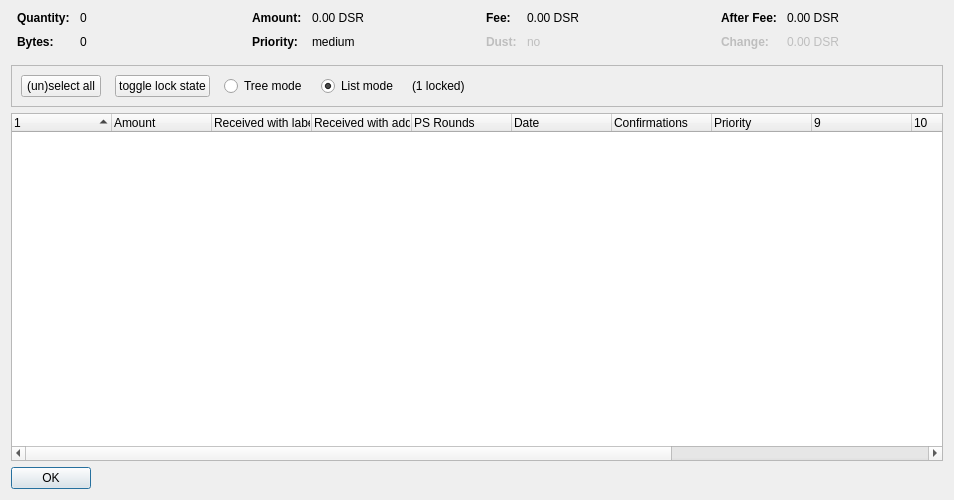
Above: src/qt/forms/coincontroldialog.ui from lazyboozer/Desire before the change. Below: the same form after it.
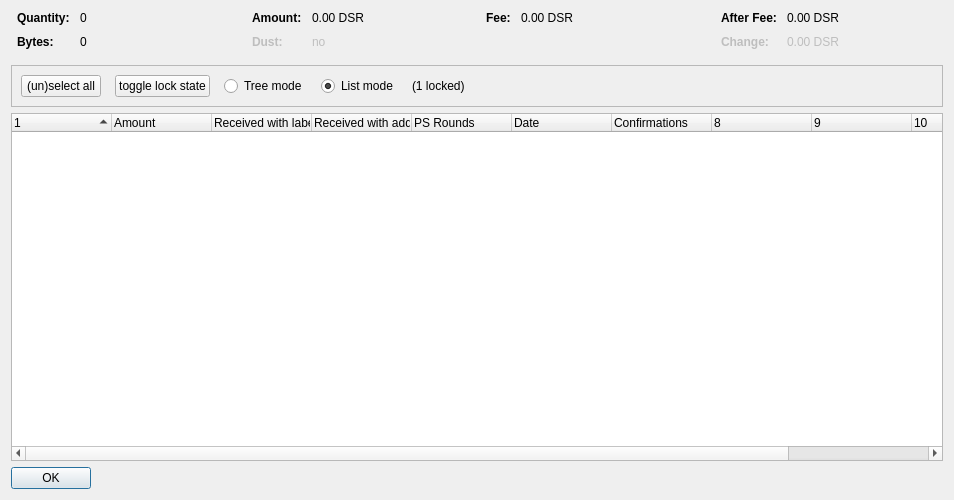
That is the form after the change. Custom widgets are drawn as their Qt base class.

```diff
--- a/src/qt/forms/coincontroldialog.ui
+++ b/src/qt/forms/coincontroldialog.ui
@@ -140,7 +140,10 @@
         </widget>
        </item>
        <item row="1" column="0">
-        <widget class="QLabel" name="labelCoinControlPriorityText">
+        <widget class="QLabel" name="labelCoinControlLowOutputText">
+         <property name="enabled">
+          <bool>false</bool>
+         </property>
          <property name="font">
           <font>
            <weight>75</weight>
@@ -148,12 +151,15 @@
           </font>
          </property>
          <property name="text">
-          <string>Priority:</string>
+          <string>Dust:</string>
          </property>
         </widget>
        </item>
        <item row="1" column="1">
-        <widget class="QLabel" name="labelCoinControlPriority">
+        <widget class="QLabel" name="labelCoinControlLowOutput">
+         <property name="enabled">
+          <bool>false</bool>
+         </property>
          <property name="cursor">
           <cursorShape>IBeamCursor</cursorShape>
          </property>
@@ -161,7 +167,7 @@
           <enum>Qt::ActionsContextMenu</enum>
          </property>
          <property name="text">
-          <string>medium</string>
+          <string notr="true">no</string>
          </property>
          <property name="textInteractionFlags">
           <set>Qt::LinksAccessibleByMouse|Qt::TextSelectableByKeyboard|Qt::TextSelectableByMouse</set>
@@ -213,41 +219,6 @@
          </property>
         </widget>
        </item>
-       <item row="1" column="0">
-        <widget class="QLabel" name="labelCoinControlLowOutputText">
-         <property name="enabled">
-          <bool>false</bool>
-         </property>
-         <property name="font">
-          <font>
-           <weight>75</weight>
-           <bold>true</bold>
-          </font>
-         </property>
-         <property name="text">
-          <string>Dust:</string>
-         </property>
-        </widget>
-       </item>
-       <item row="1" column="1">
-        <widget class="QLabel" name="labelCoinControlLowOutput">
-         <property name="enabled">
-          <bool>false</bool>
-         </property>
-         <property name="cursor">
-          <cursorShape>IBeamCursor</cursorShape>
-         </property>
-         <property name="contextMenuPolicy">
-          <enum>Qt::ActionsContextMenu</enum>
-         </property>
-         <property name="text">
-          <string>no</string>
-         </property>
-         <property name="textInteractionFlags">
-          <set>Qt::LinksAccessibleByMouse|Qt::TextSelectableByKeyboard|Qt::TextSelectableByMouse</set>
-         </property>
-        </widget>
-       </item>
       </layout>
      </item>
      <item>
@@ -447,7 +418,7 @@
       <bool>false</bool>
      </property>
      <property name="columnCount">
-      <number>13</number>
+      <number>11</number>
      </property>
      <attribute name="headerShowSortIndicator" stdset="0">
       <bool>true</bool>
@@ -493,16 +464,6 @@
        <string>Confirmed</string>
       </property>
      </column>
-     <column>
-      <property name="text">
-       <string>Priority</string>
-      </property>
-     </column>
-     <column>
-      <property name="text">
-       <string/>
-      </property>
-     </column>
      <column>
       <property name="text">
        <string/>
```
